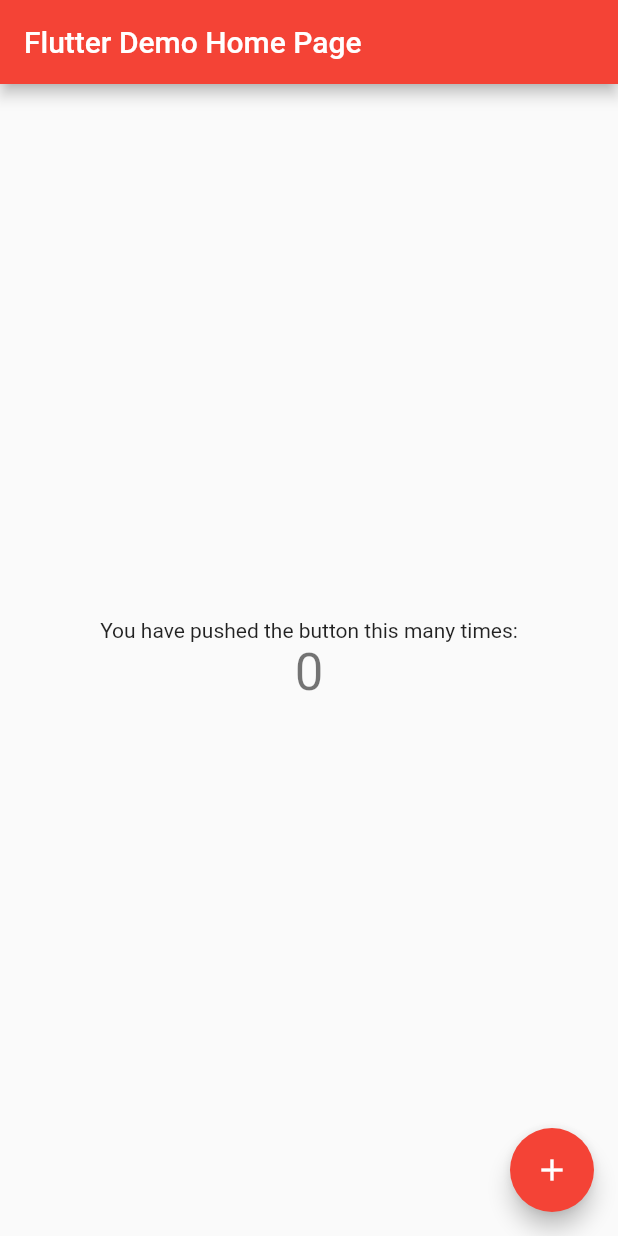
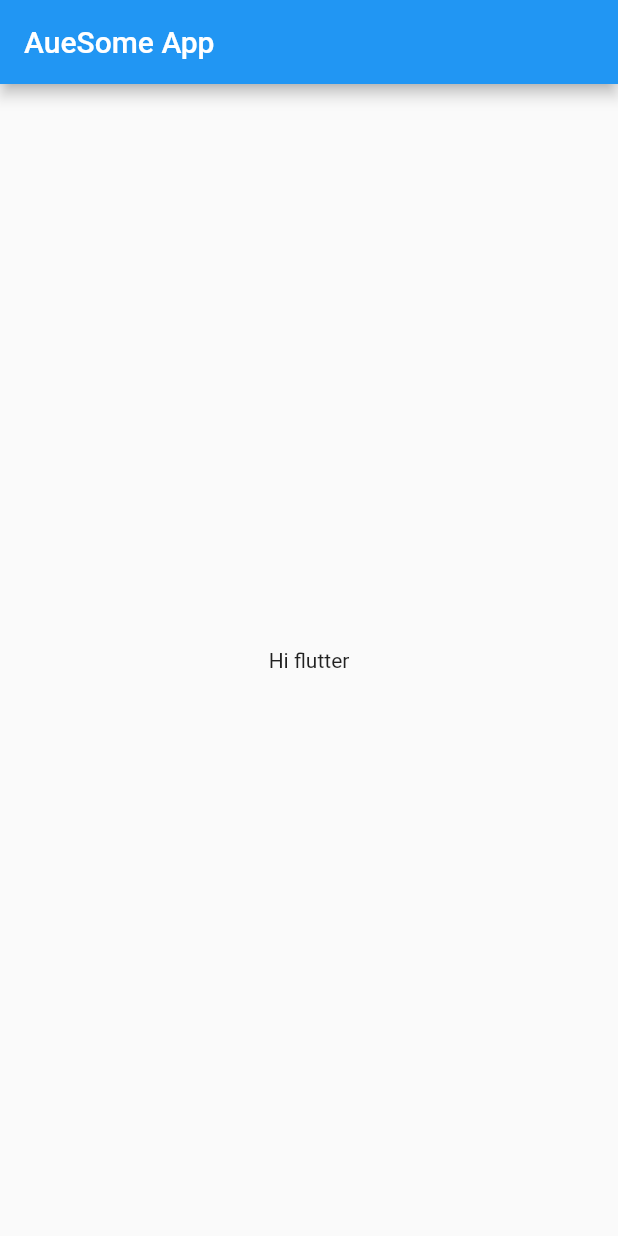
Before and after one commit to NIKUPASWAN/FLUTTER_Basic_App, a Flutter app: the screen it shows after launch, on a phone screen of 412 x 824 dp. Run offline on Flutter 3.47's test engine with Material 2 defaults, Android fonts, the phone set to English and light mode, and no system bars.

Commit message:
ch#1 completed

```diff
--- a/lib/main.dart
+++ b/lib/main.dart
@@ -1,117 +1,20 @@
+
+
 import 'package:flutter/material.dart';
-
-void main() {
-  runApp(MyApp());
+void main(){
+  runApp(MaterialApp(
+    title: 'AueSome App',
+    home:HomePage()
+  ),);
 }
-
-class MyApp extends StatelessWidget {
-  // This widget is the root of your application.
+class HomePage extends StatelessWidget {
   @override
   Widget build(BuildContext context) {
-    return MaterialApp(
-      title: 'Flutter Demo',
-      theme: ThemeData(
-        // This is the theme of your application.
-        //
-        // Try running your application with "flutter run". You'll see the
-        // application has a blue toolbar. Then, without quitting the app, try
-        // changing the primarySwatch below to Colors.green and then invoke
-        // "hot reload" (press "r" in the console where you ran "flutter run",
-        // or simply save your changes to "hot reload" in a Flutter IDE).
-        // Notice that the counter didn't reset back to zero; the application
-        // is not restarted.
-        primarySwatch: Colors.red,
-        // This makes the visual density adapt to the platform that you run
-        // the app on. For desktop platforms, the controls will be smaller and
-        // closer together (more dense) than on mobile platforms.
-        visualDensity: VisualDensity.adaptivePlatformDensity,
+    return Scaffold(
+      appBar: AppBar(
+        title: Text('AueSome App'),
       ),
-      home: MyHomePage(title: 'Flutter Demo Home Page'),
+      body: Container(child:   Center(child: Text('Hi flutter'))),
     );
   }
 }
-
-class MyHomePage extends StatefulWidget {
-  MyHomePage({Key key, this.title}) : super(key: key);
-
-  // This widget is the home page of your application. It is stateful, meaning
-  // that it has a State object (defined below) that contains fields that affect
-  // how it looks.
-
-  // This class is the configuration for the state. It holds the values (in this
-  // case the title) provided by the parent (in this case the App widget) and
-  // used by the build method of the State. Fields in a Widget subclass are
-  // always marked "final".
-
-  final String title;
-
-  @override
-  _MyHomePageState createState() => _MyHomePageState();
-}
-
-class _MyHomePageState extends State<MyHomePage> {
-  int _counter = 0;
-
-  void _incrementCounter() {
-    setState(() {
-      // This call to setState tells the Flutter framework that something has
-      // changed in this State, which causes it to rerun the build method below
-      // so that the display can reflect the updated values. If we changed
-      // _counter without calling setState(), then the build method would not be
-      // called again, and so nothing would appear to happen.
-      _counter++;
-    });
-  }
-
-  @override
-  Widget build(BuildContext context) {
-    // This method is rerun every time setState is called, for instance as done
-    // by the _incrementCounter method above.
-    //
-    // The Flutter framework has been optimized to make rerunning build methods
-    // fast, so that you can just rebuild anything that needs updating rather
-    // than having to individually change instances of widgets.
-    return Scaffold(
-      appBar: AppBar(
-        // Here we take the value from the MyHomePage object that was created by
-        // the App.build method, and use it to set our appbar title.
-        title: Text(widget.title),
-      ),
-      body: Center(
-        // Center is a layout widget. It takes a single child and positions it
-        // in the middle of the parent.
-        child: Column(
-          // Column is also a layout widget. It takes a list of children and
-          // arranges them vertically. By default, it sizes itself to fit its
-          // children horizontally, and tries to be as tall as its parent.
-          //
-          // Invoke "debug painting" (press "p" in the console, choose the
-          // "Toggle Debug Paint" action from the Flutter Inspector in Android
-          // Studio, or the "Toggle Debug Paint" command in Visual Studio Code)
-          // to see the wireframe for each widget.
-          //
-          // Column has various properties to control how it sizes itself and
-          // how it positions its children. Here we use mainAxisAlignment to
-          // center the children vertically; the main axis here is the vertical
-          // axis because Columns are vertical (the cross axis would be
-          // horizontal).
-          mainAxisAlignment: MainAxisAlignment.center,
-          children: <Widget>[
-            Text(
-              'You have pushed the button this many times:',
-            ),
-            Text(
-              '$_counter',
-              style: Theme.of(context).textTheme.headline4,
-            ),
-          ],
-        ),
-      ),
-      floatingActionButton: FloatingActionButton(
-        onPressed: _incrementCounter,
-        tooltip: 'Increment',
-        child: Icon(Icons.add),
-      ), // This trailing comma makes auto-formatting nicer for build methods.
-    );
-  }
-}
```
